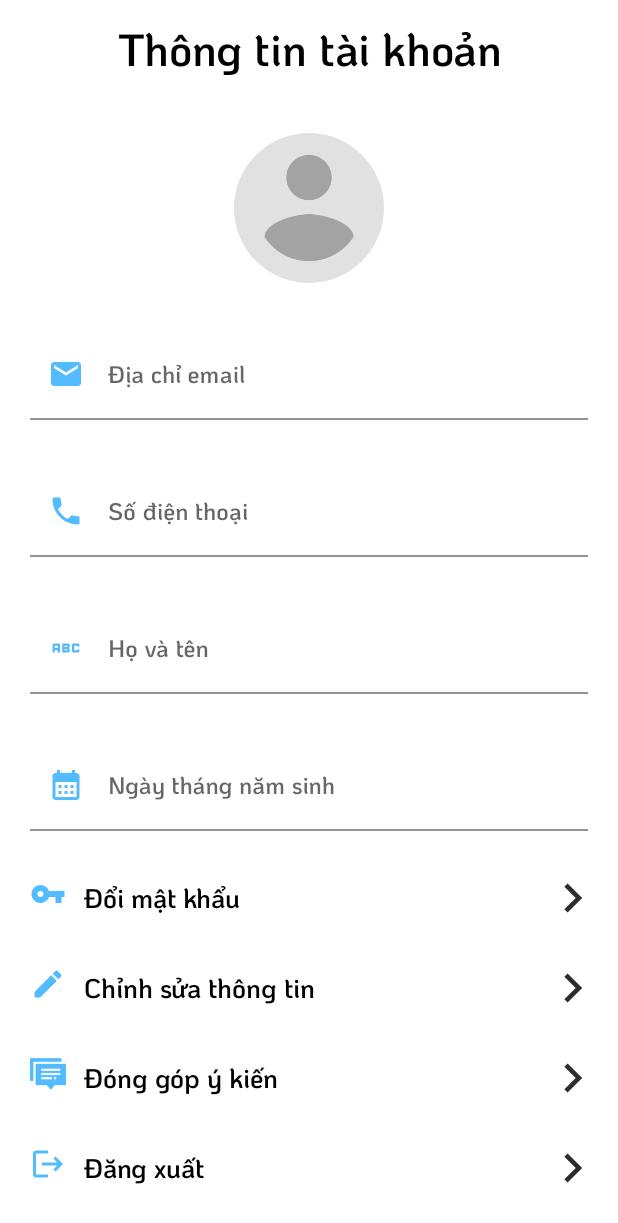
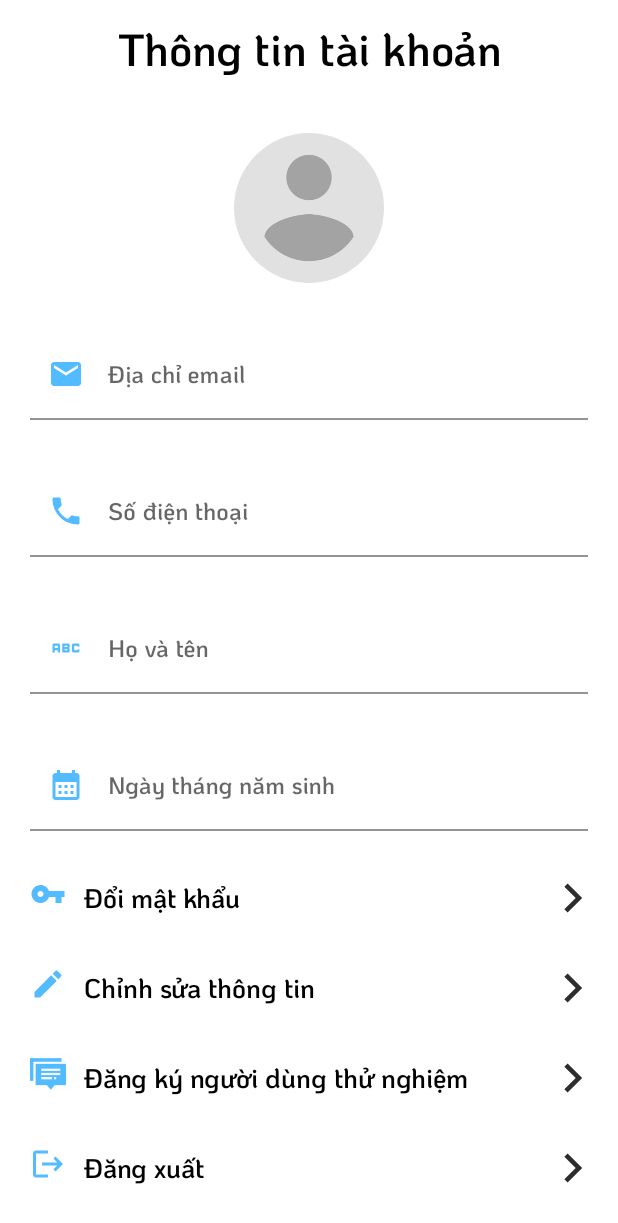
Before and after one commit to Nez27/Foodify-Shipper, an Android app: the fragment ProfileFragment shown on its own in the app's theme, scrolled down 21 dp, on a phone screen of 412 x 824 dp. Shown: the top 1223 px of the screen. Run offline under Robolectric (Android 15) with nearby library versions, the phone set to English and light mode, and no system bars; our stand-ins replace Firebase (no records; nobody signed in at launch, a user with empty details on screens opened directly), Picasso; libraries missing offline, so code that uses them is left out: com.makeramen.roundedimageview, com.saadahmedsoft.popupdialog; plain views replace RoundedImageView; pictures from the network do not load; 10 statements that could not run were skipped.

Commit message:
Release app

```diff
--- a/app/build.gradle
+++ b/app/build.gradle
@@ -19,7 +19,7 @@ android {
         minSdk 26
         targetSdk 30
         versionCode 1
-        versionName "0.5.2"
+        versionName "1.0.0"
 
         configurations.all {
             resolutionStrategy {
--- a/app/src/main/java/com/capstone/foodify/shipper/Activity/MainActivity.java
+++ b/app/src/main/java/com/capstone/foodify/shipper/Activity/MainActivity.java
@@ -41,6 +41,7 @@ import com.google.android.gms.tasks.Task;
 import com.google.android.material.bottomnavigation.BottomNavigationView;
 import com.google.android.material.navigation.NavigationBarView;
 import com.google.firebase.appdistribution.AppDistributionRelease;
+import com.google.firebase.appdistribution.InterruptionLevel;
 import com.google.firebase.appdistribution.OnProgressListener;
 import com.google.firebase.appdistribution.UpdateProgress;
 import com.google.firebase.messaging.FirebaseMessaging;
@@ -68,6 +69,9 @@ public class MainActivity extends AppCompatActivity {
     protected void onCreate(Bundle savedInstanceState) {
         super.onCreate(savedInstanceState);
         setContentView(R.layout.activity_main);
+
+//        Common.firebaseAppDistribution.showFeedbackNotification("Cảm ơn đóng góp ý kiến của các bạn",
+//                InterruptionLevel.HIGH);
 
         if(Common.firebaseAppDistribution.isTesterSignedIn()){
 
--- a/app/src/main/java/com/capstone/foodify/shipper/Fragment/ProfileFragment.java
+++ b/app/src/main/java/com/capstone/foodify/shipper/Fragment/ProfileFragment.java
@@ -1,8 +1,5 @@
 package com.capstone.foodify.shipper.Fragment;
 
-import static com.capstone.foodify.shipper.Common.firebaseAppDistribution;
-
-import android.app.Activity;
 import android.app.Dialog;
 import android.content.Intent;
 import android.os.Bundle;
@@ -16,8 +13,8 @@ import androidx.fragment.app.Fragment;
 
 import com.capstone.foodify.shipper.Activity.AccountAndProfileActivity;
 import com.capstone.foodify.shipper.Activity.ChangePasswordActivity;
-import com.capstone.foodify.shipper.Activity.MainActivity;
 import com.capstone.foodify.shipper.Activity.SignInActivity;
+import com.capstone.foodify.shipper.Activity.WebViewActivity;
 import com.capstone.foodify.shipper.Common;
 import com.capstone.foodify.shipper.R;
 import com.google.firebase.auth.FirebaseAuth;
@@ -29,7 +26,7 @@ import com.squareup.picasso.Picasso;
 
 public class ProfileFragment extends Fragment {
     EditText edt_birthday, edt_phone, edt_fullName, edt_email;
-    LinearLayout changePasswordLayout, changeInformationLayout, logOutLayout, feed_back;
+    LinearLayout changePasswordLayout, changeInformationLayout, logOutLayout, register_app_beta;
     RoundedImageView profile_avatar;
     @Override
     public View onCreateView(LayoutInflater inflater, ViewGroup container,
@@ -59,10 +56,10 @@ public class ProfileFragment extends Fragment {
             }
         });
 
-        feed_back.setOnClickListener(new View.OnClickListener() {
+        register_app_beta.setOnClickListener(new View.OnClickListener() {
             @Override
             public void onClick(View v) {
-                firebaseAppDistribution.startFeedback("Cảm ơn vì sự đóng góp ý kiến từ các bạn!");
+                startActivity(new Intent(getActivity(), WebViewActivity.class));
             }
         });
 
@@ -86,7 +83,7 @@ public class ProfileFragment extends Fragment {
         changePasswordLayout = view.findViewById(R.id.change_password);
         changeInformationLayout = view.findViewById(R.id.change_information);
         logOutLayout = view.findViewById(R.id.log_out);
-        feed_back = view.findViewById(R.id.feedback);
+        register_app_beta = view.findViewById(R.id.register_beta_app);
 
         edt_phone = view.findViewById(R.id.edt_phone);
         edt_birthday = view.findViewById(R.id.edt_birthDay);
--- a/app/src/main/res/layout/fragment_profile.xml
+++ b/app/src/main/res/layout/fragment_profile.xml
@@ -231,7 +231,7 @@
         </LinearLayout>
 
         <LinearLayout
-            android:id="@+id/feedback"
+            android:id="@+id/register_beta_app"
             android:layout_width="match_parent"
             android:layout_height="wrap_content"
             android:layout_marginTop="30dp"
@@ -259,7 +259,7 @@
                 android:layout_marginStart="12dp"
                 android:layout_weight="1"
                 android:fontFamily="@font/koho"
-                android:text="Đóng góp ý kiến"
+                android:text="Đăng ký người dùng thử nghiệm"
                 android:textColor="@color/black"
                 android:textSize="18sp"
                 tools:ignore="HardcodedText" />
@@ -283,7 +283,7 @@
             android:layout_marginEnd="20dp"
             app:layout_constraintStart_toStartOf="parent"
             app:layout_constraintEnd_toEndOf="parent"
-            app:layout_constraintTop_toBottomOf="@id/feedback"
+            app:layout_constraintTop_toBottomOf="@id/register_beta_app"
             android:orientation="horizontal"
             >
 
```
Also changed, not shown: app/src/main/AndroidManifest.xml (+7 -7 lines), app/src/main/java/com/capstone/foodify/shipper/Activity/WebViewActivity.java (added, +45 -0 lines), app/src/main/res/drawable/baseline_app_registration_24.xml (added, +12 -0 lines).
